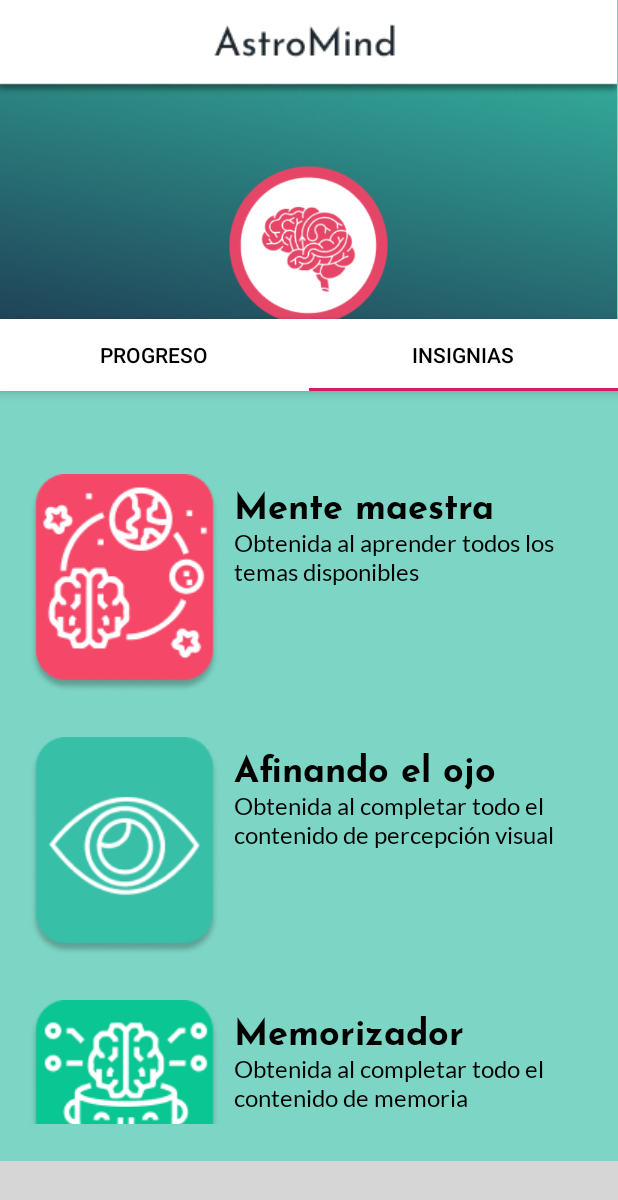
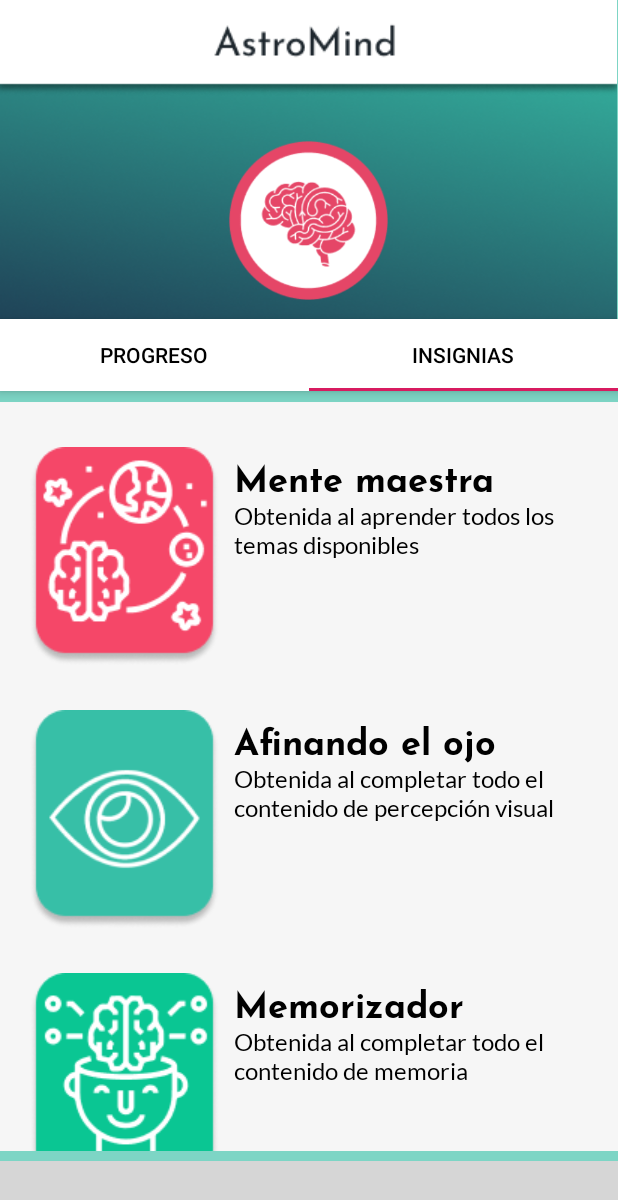
Before and after one commit to juanez1999/FinalIntegrado_2019-1, an Android app: the FragmentoProgreso screen opened directly, with no data from a screen before it, tab 2 chosen, on a phone screen of 412 x 824 dp. Shown: the top 1200 px of the screen. Run offline under Robolectric (Android 15) with nearby library versions, the phone set to English and light mode, and no system bars; our stand-ins replace Firebase (no records; nobody signed in at launch, a user with empty details on screens opened directly); libraries missing offline, so code that uses them is left out: com.ittianyu.bottomnavigationviewex; plain views replace BottomNavigationViewEx; 5 statements that could not run were skipped; grey boxes are pictures that could not be loaded.

Commit message:
Arreglos UI perfil

```diff
--- a/Ecosistemas/app/src/main/res/layout/activity_perfil.xml
+++ b/Ecosistemas/app/src/main/res/layout/activity_perfil.xml
@@ -55,7 +55,7 @@
     <android.support.v4.view.ViewPager
         android:id="@+id/container"
         android:layout_width="match_parent"
-        android:layout_height="463dp"
+        android:layout_height="499dp"
         app:layout_behavior="android.support.design.widget.AppBarLayout$ScrollingView"
         app:layout_constraintBottom_toTopOf="@+id/nav_home"
         app:layout_constraintTop_toBottomOf="@+id/appBar">
@@ -78,15 +78,12 @@
         android:layout_width="106dp"
         android:layout_height="142dp"
         android:layout_marginStart="8dp"
-        android:layout_marginTop="8dp"
+        android:layout_marginTop="76dp"
         android:layout_marginEnd="8dp"
-        android:layout_marginBottom="8dp"
-        app:layout_constraintBottom_toTopOf="@+id/container"
         app:layout_constraintEnd_toEndOf="parent"
         app:layout_constraintHorizontal_bias="0.498"
         app:layout_constraintStart_toStartOf="parent"
         app:layout_constraintTop_toTopOf="parent"
-        app:layout_constraintVertical_bias="0.663"
         app:srcCompat="@drawable/cerebro" />
 
 </android.support.constraint.ConstraintLayout>
--- a/Ecosistemas/app/src/main/res/layout/fragment_insignias.xml
+++ b/Ecosistemas/app/src/main/res/layout/fragment_insignias.xml
@@ -1,7 +1,8 @@
 <?xml version="1.0" encoding="utf-8"?>
 <ScrollView     xmlns:android="http://schemas.android.com/apk/res/android"
     android:layout_width="match_parent"
-    android:layout_height="match_parent">
+    android:layout_height="match_parent"
+    android:background="@color/Background">
 
     <LinearLayout
         android:orientation="vertical"
--- a/Ecosistemas/app/src/main/res/layout/fragment_progreso.xml
+++ b/Ecosistemas/app/src/main/res/layout/fragment_progreso.xml
@@ -18,7 +18,7 @@
         app:layout_constraintEnd_toEndOf="parent"
         app:layout_constraintStart_toStartOf="parent"
         app:layout_constraintTop_toTopOf="parent"
-        app:layout_constraintVertical_bias="0.141"
+        app:layout_constraintVertical_bias="0.085"
         app:srcCompat="@drawable/progreso_perfil">
 
     </ImageView>
```
